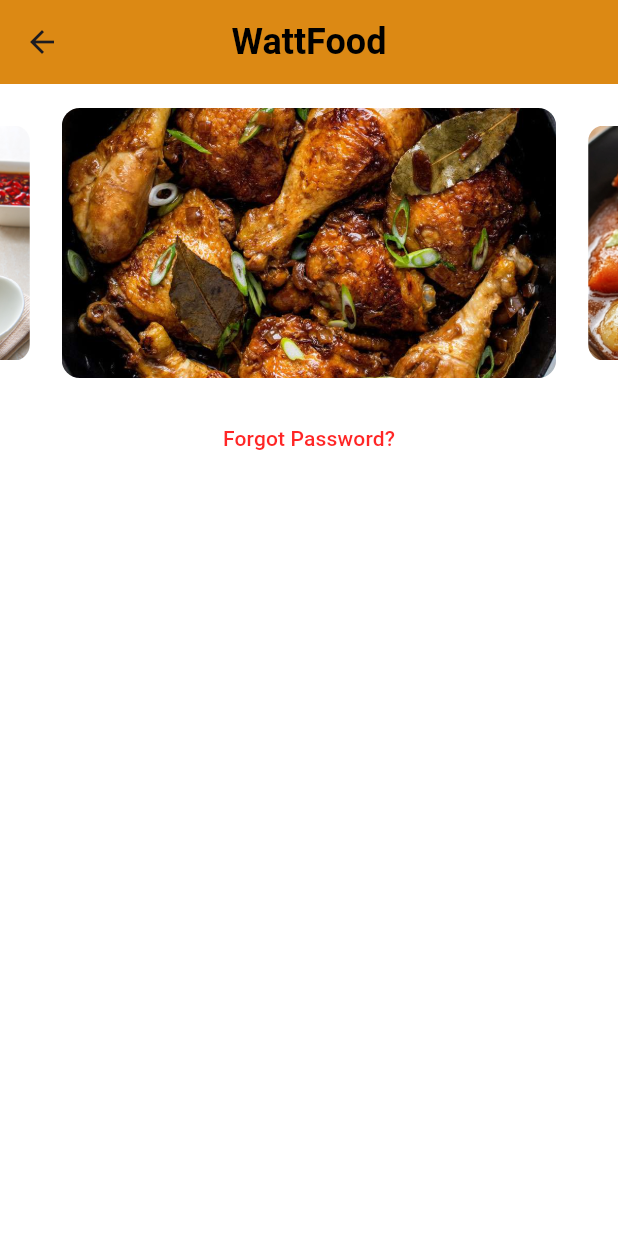
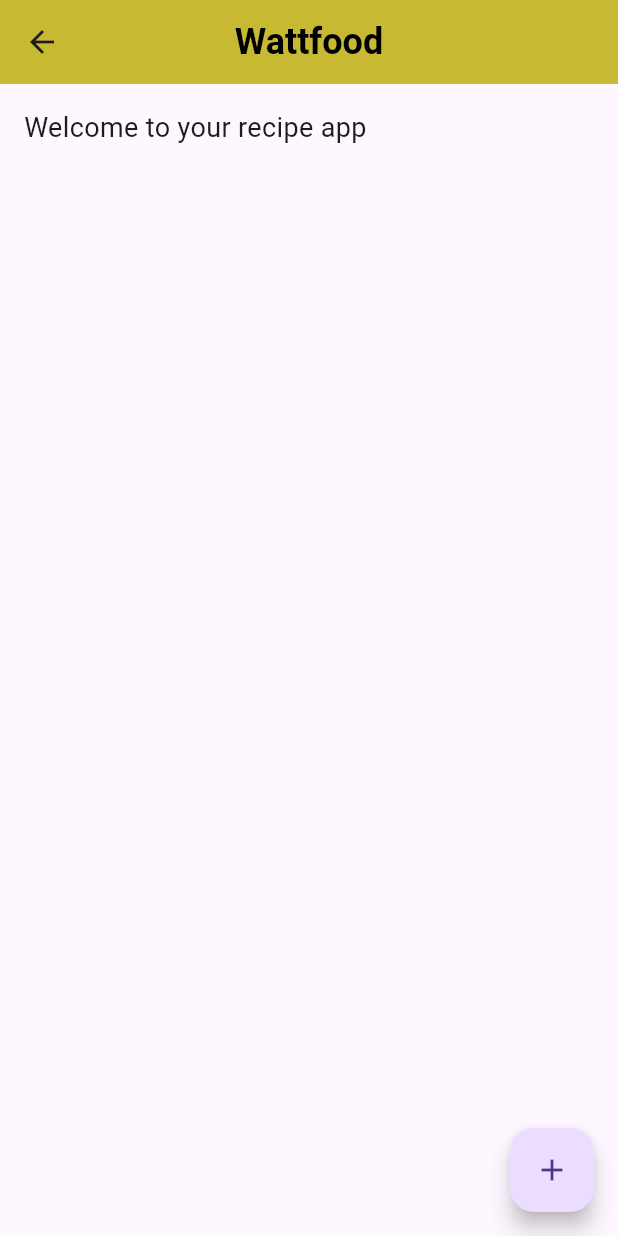
Before and after one commit to ADejoya/WattFood, a Flutter app: the HomeScreen screen opened directly, on a phone screen of 412 x 824 dp. Run offline on Flutter 3.47's test engine with Material 3 defaults, Android fonts, the phone set to English and light mode, and no system bars; drawn by our look-alikes of carousel_slider.

Commit message:
Added homescreen with floating action button where it is to proceed adding food name and ingridients

```diff
--- a/lib/carousel_widget.dart
+++ /dev/null
@@ -1,35 +0,0 @@
-import 'package:flutter/material.dart';
-import 'package:carousel_slider/carousel_slider.dart';
- //design ng sliding pictures
-class FoodCarousel extends StatelessWidget {
-  FoodCarousel({super.key});
-
-  final List<String> items = [
-    'images/adobo.jpg',
-    'images/mechado.jpg',
-    'images/sinigang.jpg',
-  ];
-
- @override
-  Widget build(BuildContext context) {
-
-    return CarouselSlider(
-      options: CarouselOptions(
-        height: 180,
-        autoPlay: true,
-        enlargeCenterPage: true,
-        viewportFraction: 0.80,
-      ),
-      items: items.map((item) {
-        return ClipRRect(
-          borderRadius: BorderRadius.circular(12),
-          child: Image.asset(
-            item,
-            fit: BoxFit.cover,
-            width: double.infinity,
-          ),
-          );
-      }).toList(),
-    );
-  }
-}
--- a/lib/homescreen.dart
+++ b/lib/homescreen.dart
@@ -1,5 +1,6 @@
 import 'package:flutter/material.dart';
-import 'package:wattfood/carousel_widget.dart';
+import 'package:wattfood/add_recipe_sheet.dart';
+
 
 class HomeScreen extends StatefulWidget {
   const HomeScreen({super.key});
@@ -12,34 +13,32 @@ class _HomeScreenState extends State<HomeScreen> {
   @override
   Widget build(BuildContext context) {
     return Scaffold(
-      backgroundColor: Colors.white,
       appBar: AppBar(
+        title: const Text('Wattfood'),
         centerTitle: true,
-        backgroundColor: const Color.fromARGB(255, 220, 137, 20),
-        title: const Text('WattFood'),
+        backgroundColor: const Color.fromARGB(255, 200, 185, 51),
         titleTextStyle: const TextStyle(
-          fontSize: 24.0,
+          fontSize: 24,
           fontWeight: FontWeight.bold,
-          color: Colors.black,
-                ),
-              ),// appbar styling
-                  body: Column(
-                  children: [
-          const SizedBox(height: 16),
-          FoodCarousel(),//sliding pictures home
-          const SizedBox(height: 16),
+          color: Colors.black
+        ),
+      ),
+      body: const Align(
+        alignment:  Alignment.topLeft,
+        child: Padding(padding: EdgeInsetsGeometry.all(16.0),
+        child: Text('Welcome to your recipe app',
+        style: TextStyle(fontSize: 18,),
+          ),
+        ),
+      ),
+      floatingActionButton: FloatingActionButton(
+        onPressed: (){
+          showModalBottomSheet(context: context, isScrollControlled: true, builder: (context) => const AddRecipeSheet(),
+          );
+        },
+        child: const Icon(Icons.add),
+      )
 
-          TextButton(
-            onPressed: () {},
-            child: const Text(
-              'Forgot Password?',
-              style: TextStyle(
-              color: Color.fromARGB(217, 255, 0, 0),
-              ),
-            ),
-          ),
-        ],
-      ),
     );
   }
 }
```
Also changed, not shown: lib/add_recipe_sheet.dart (added, +62 -0 lines), 1 other file.
